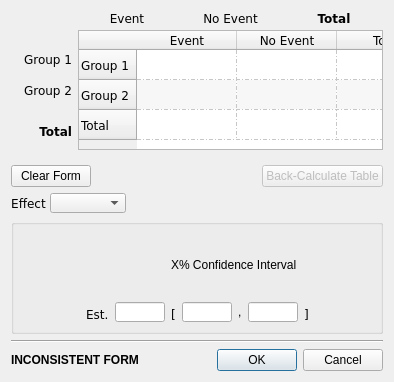
AliSalman-et-al/openmeta-analyst-community, file src/forms/binary_data_form2.ui: the form before one commit.
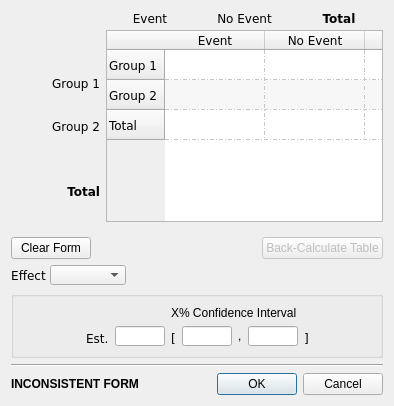
The form after the commit. Icons and pictures are not drawn.

Commit message:
Fix binary calculator grid sizing
The Binary Data calculator kept a leftover standalone header row and a fixed 305x120 raw data table from the generated form. Configure the raw data grid at runtime to use the real table headers only, stretch across the dialog, and derive its height from the visible header and all rows so the Total row is not clipped.

Add a regression test for the duplicate Event label, expandable width, and full 2x2 table height.

Closes #201

```diff
--- a/src/forms/binary_data_form2.ui
+++ b/src/forms/binary_data_form2.ui
@@ -100,14 +100,14 @@
          </property>
          <property name="minimumSize">
          <size>
-           <width>305</width>
-           <height>120</height>
+           <width>0</width>
+           <height>0</height>
           </size>
          </property>
          <property name="maximumSize">
           <size>
-           <width>305</width>
-           <height>120</height>
+           <width>16777215</width>
+           <height>16777215</height>
           </size>
          </property>
          <property name="font">
```
The commit also changes 3 other files.
